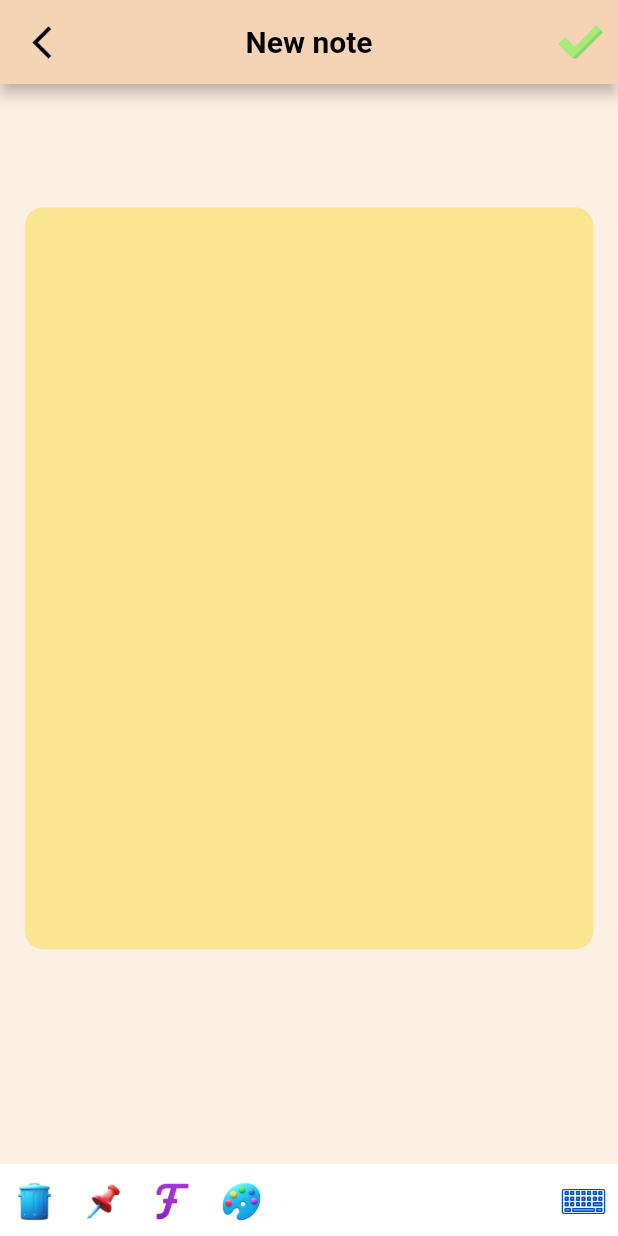
After one commit to TranDinhNam1999/flutter_note_app, a Flutter app: the NoteAddPage screen opened directly, on a phone screen of 412 x 824 dp. The commit adds this screen. Run offline on Flutter 3.47's test engine with Material 2 defaults, Android fonts, the phone set to English and light mode, and no system bars; our stand-ins replace dartz, equatable, flutter_bloc, get_it, google_fonts, internet_connection_checker and 3 more; accounts and stored records are empty.

Commit message:
created page add new note

```diff
--- a/note_app/lib/core/string/icons.dart
+++ b/note_app/lib/core/string/icons.dart
@@ -9,3 +9,4 @@ const PAINT_ICON = 'assets/icon/paint.png';
 const PIN_ICON = 'assets/icon/pin.png';
 const TRASH_ICON = 'assets/icon/trash.png';
 const UNPIN_ICON = 'assets/icon/unpin.png';
+const KEYBOARD_ICON = 'assets/icon/keyboard.png';
--- a/note_app/lib/core/theme/app_color.dart
+++ b/note_app/lib/core/theme/app_color.dart
@@ -1,6 +1,7 @@
 import 'package:flutter/material.dart';
 
 const primaryColor = Color.fromARGB(255, 252, 239, 227);
+const primaryAppbarColor = Color.fromARGB(255, 245, 212, 182);
 const secondaryColor = Color.fromARGB(255, 217, 97, 76);
 const whiteColor = Colors.white;
 const blackColor = Colors.black;
--- a/note_app/lib/core/theme/light_thime.dart
+++ b/note_app/lib/core/theme/light_thime.dart
@@ -4,7 +4,7 @@ import 'app_color.dart';
 
 ThemeData lightTheme = ThemeData(
     appBarTheme: const AppBarTheme(
-        backgroundColor: primaryColor, centerTitle: true, elevation: 0),
+        backgroundColor: primaryAppbarColor, centerTitle: true),
     scaffoldBackgroundColor: primaryColor,
     brightness: Brightness.light,
     primaryColor: primaryColor,
--- /dev/null
+++ b/note_app/lib/features/note/presentation/pages/notes_add_page.dart
@@ -0,0 +1,197 @@
+import 'package:flutter/material.dart';
+import 'package:google_fonts/google_fonts.dart';
+import 'package:note_app/core/string/icons.dart';
+import 'package:sizer/sizer.dart';
+import '../../../../core/theme/app_color.dart';
+import '../widgets/notes_add_page/notes_icon.dart';
+
+class NoteAddPage extends StatefulWidget {
+  const NoteAddPage({super.key});
+
+  @override
+  State<NoteAddPage> createState() => _NoteAddPageState();
+}
+
+class _NoteAddPageState extends State<NoteAddPage> {
+  @override
+  Widget build(BuildContext context) {
+    MediaQuery.of(context).viewInsets.bottom;
+    return Scaffold(
+      appBar: _buildAppbar(context),
+      body: _buidBody(),
+      bottomNavigationBar: _bottomNavigationBar(),
+    );
+  }
+
+  final ScrollController _scrollController = ScrollController();
+  final TextEditingController _titleTextController = TextEditingController();
+  final TextEditingController _bodyTextController = TextEditingController();
+
+  AppBar _buildAppbar(BuildContext context) => AppBar(
+        leading: GestureDetector(
+          onTap: (() {
+            Navigator.pop(context);
+          }),
+          child: const Icon(
+            Icons.arrow_back_ios_new,
+            color: Colors.black,
+            size: 26,
+          ),
+        ),
+        actions: [
+          GestureDetector(
+              onTap: (() {
+                Navigator.pop(context);
+              }),
+              child: Padding(
+                padding: const EdgeInsets.only(right: 10),
+                child: SizedBox(
+                  height: 30,
+                  width: 30,
+                  child: Image.asset(
+                    CHECK_ICON,
+                    fit: BoxFit.contain,
+                  ),
+                ),
+              )),
+        ],
+        title: Text('New note',
+            style: GoogleFonts.roboto(
+                color: Colors.black, fontWeight: FontWeight.bold)),
+      );
+
+  Widget _buidBody() {
+    return GestureDetector(
+      onTap: (() {
+        FocusScope.of(context).requestFocus(FocusNode());
+      }),
+      child: SingleChildScrollView(
+          controller: _scrollController,
+          child: Column(
+            mainAxisAlignment: MainAxisAlignment.spaceBetween,
+            children: [
+              SizedBox(
+                height: 10.h,
+              ),
+              Row(
+                mainAxisAlignment: MainAxisAlignment.center,
+                children: [
+                  Container(
+                    width: 92.w,
+                    height: 60.h,
+                    decoration: BoxDecoration(
+                      color: listColors[0],
+                      borderRadius: BorderRadius.circular(12),
+                    ),
+                    child: Padding(
+                      padding: const EdgeInsets.all(20),
+                      child: Column(
+                        mainAxisAlignment: MainAxisAlignment.start,
+                        crossAxisAlignment: CrossAxisAlignment.start,
+                        children: [_buildTitleNote(), _buildBodyNote()],
+                      ),
+                    ),
+                  )
+                ],
+              ),
+            ],
+          )),
+    );
+  }
+
+  Widget _bottomNavigationBar() {
+    return Container(
+      color: Colors.white,
+      child: Row(
+        mainAxisAlignment: MainAxisAlignment.spaceBetween,
+        children: [
+          Row(
+            children: [
+              NoteIcon(
+                nameIcon: TRASH_ICON,
+                callback: () {},
+              ),
+              NoteIcon(
+                nameIcon: PIN_ICON,
+                callback: () {},
+              ),
+              NoteIcon(
+                nameIcon: FONT_ICON,
+                callback: () {},
+              ),
+              NoteIcon(
+                nameIcon: PAINT_ICON,
+                callback: () {},
+              ),
+            ],
+          ),
+          Row(
+            children: [
+              NoteIcon(
+                nameIcon: KEYBOARD_ICON,
+                callback: () {},
+              ),
+            ],
+          ),
+        ],
+      ),
+    );
+  }
+
+  Widget _buildTitleNote() {
+    return Row(
+      mainAxisAlignment: MainAxisAlignment.spaceBetween,
+      children: [
+        Expanded(
+          child: TextField(
+            controller: _titleTextController,
+            style: GoogleFonts.roboto(
+                fontSize: 18, fontWeight: FontWeight.w700, color: Colors.black),
+            decoration: InputDecoration(
+              focusedBorder: OutlineInputBorder(
+                borderSide: BorderSide(width: 0, color: listColors[0]),
+              ),
+              focusColor: listColors[0],
+              enabledBorder: OutlineInputBorder(
+                borderSide: BorderSide(
+                  width: 0,
+                  color: listColors[0],
+                ),
+              ),
+            ),
+            keyboardType: TextInputType.text,
+          ),
+        ),
+      ],
+    );
+  }
+
+  Widget _buildBodyNote() {
+    return Expanded(
+      child: Padding(
+        padding: const EdgeInsets.only(right: 5, left: 5, top: 10),
+        child: TextField(
+          style: GoogleFonts.roboto(
+              color: Colors.black, fontWeight: FontWeight.bold),
+          textAlign: TextAlign.center,
+          controller: _bodyTextController,
+          decoration: InputDecoration(
+            focusedBorder: OutlineInputBorder(
+              borderSide: BorderSide(width: 0, color: listColors[0]),
+            ),
+            focusColor: listColors[0],
+            enabledBorder: OutlineInputBorder(
+              borderSide: BorderSide(
+                width: 0,
+                color: listColors[0],
+              ),
+            ),
+          ),
+          keyboardType: TextInputType.multiline,
+          maxLines: null,
+          expands: true,
+        ),
+      ),
+    );
+  }
+}
--- /dev/null
+++ b/note_app/lib/features/note/presentation/widgets/notes_add_page/notes_icon.dart
@@ -0,0 +1,17 @@
+import 'package:flutter/material.dart';
+
+class NoteIcon extends StatelessWidget {
+  const NoteIcon({super.key, required this.nameIcon, required this.callback});
+  final String nameIcon;
+  final Function() callback;
+
+  @override
+  Widget build(BuildContext context) {
+    return Padding(
+      padding: const EdgeInsets.only(top: 10, left: 8, right: 8, bottom: 8),
+      child: GestureDetector(
+          onTap: callback,
+          child: SizedBox(height: 30, width: 30, child: Image.asset(nameIcon))),
+    );
+  }
+}
--- a/note_app/pubspec.yaml
+++ b/note_app/pubspec.yaml
@@ -48,6 +48,7 @@ dependencies:
   auto_size_text: ^3.0.0
   dartz: ^0.10.1
   uuid: ^3.0.7
+  flutter_keyboard_visibility: ^5.0.0-nullsafety.3
 
 dev_dependencies:
   flutter_test:
```
Also changed, not shown: note_app/lib/features/note/data/datasources/note_local_data_sources.dart (+28 -14 lines), note_app/lib/features/note/presentation/pages/notes_home_page.dart (+48 -4 lines), note_app/lib/features/note/presentation/widgets/notes_home_page/notes_card_home.dart (+18 -9 lines), note_app/assets/icon/keyboard.png (added), note_app/pubspec.lock.
